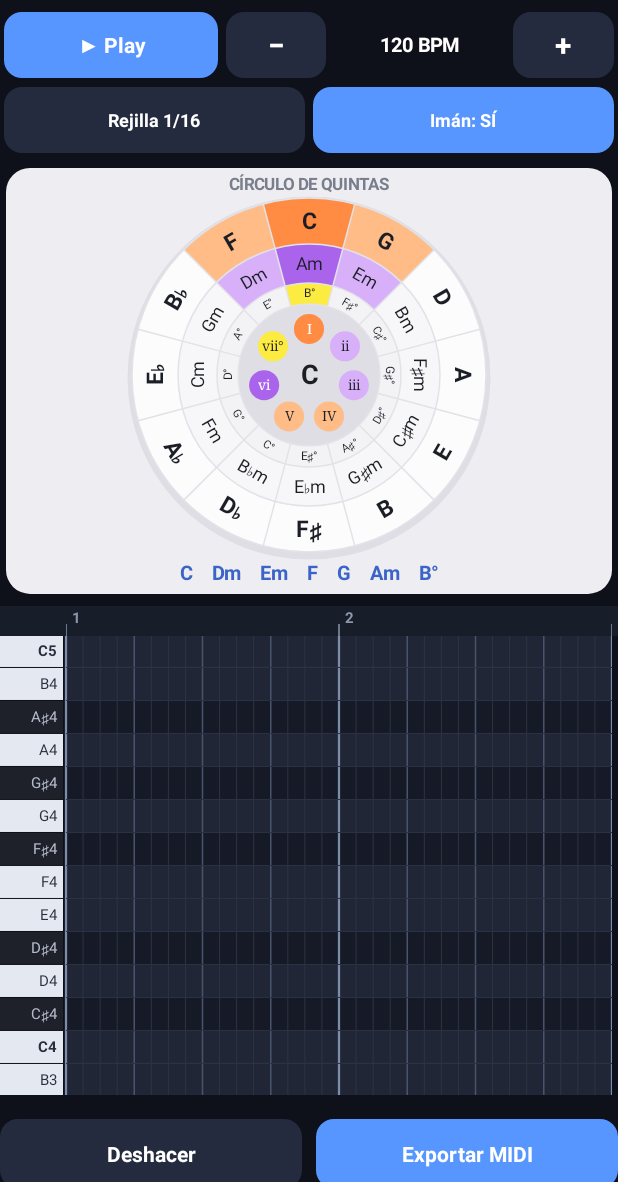
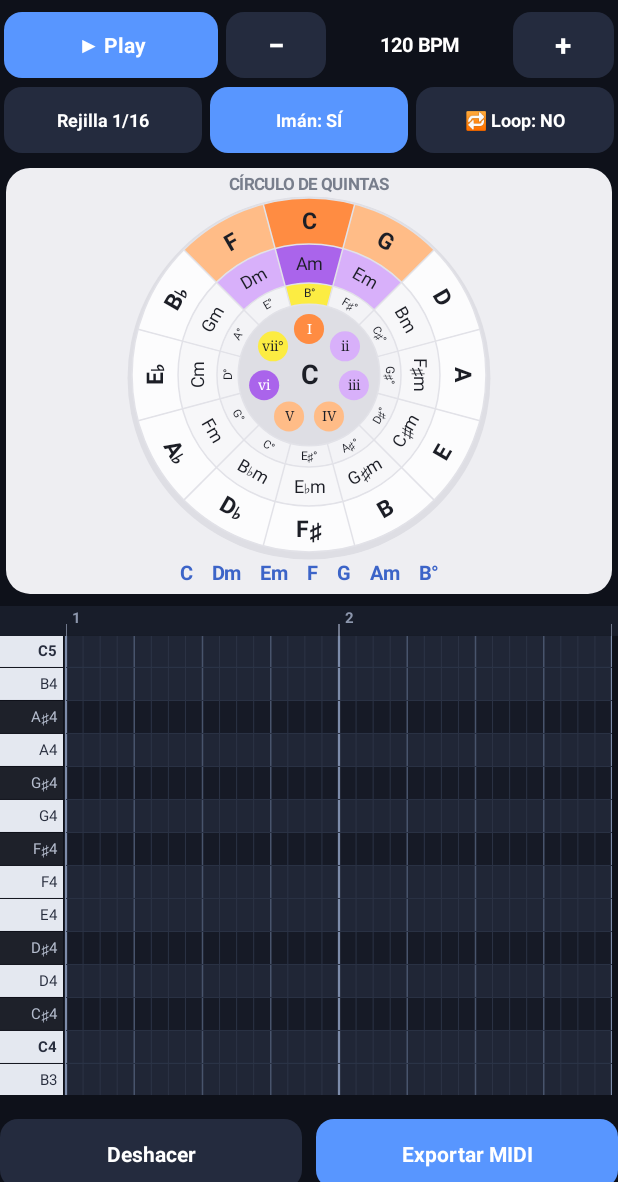
Before and after one commit to jeanmendozaobispo1991-dotcom/circulo-armonico, an Android app: the screen it shows after launch (MainActivity), on a phone screen of 412 x 824 dp, the part 54-1236 px from its top. Run offline under Robolectric (Android 15) with nearby library versions, the phone set to English and light mode, and no system bars.

Commit message:
Update MainActivity.kt

```diff
--- a/HarmonyLab/app/src/main/java/com/harmonylab/MainActivity.kt
+++ b/HarmonyLab/app/src/main/java/com/harmonylab/MainActivity.kt
@@ -20,6 +20,8 @@ class MainActivity : Activity() {
     private lateinit var bpmText: TextView
     private lateinit var gridButton: Button
     private lateinit var snapButton: Button
+    private lateinit var loopButton: Button
+    private var loopOn = false
 
     private var expanded = false
     private var bpm = 120
@@ -175,6 +177,13 @@ class MainActivity : Activity() {
             composer.snapOn = snapOn
         }
         snapButton.textSize = 12f
+        loopButton = styledButton("🔁 Loop: NO", panel) {
+            loopOn = !loopOn
+            loopButton.text = if (loopOn) "🔁 Loop: SÍ" else "🔁 Loop: NO"
+            paintButton(loopButton, if (loopOn) accent else panel)
+            composer.loop = loopOn
+        }
+        loopButton.textSize = 12f
 
         transport.addView(playButton, weight(1.5f))
         transport.addView(repeatButton("−", -1), weight(0.7f))
@@ -186,6 +195,7 @@ class MainActivity : Activity() {
         val row2 = LinearLayout(this).apply { orientation = LinearLayout.HORIZONTAL }
         row2.addView(gridButton, weight(1f))
         row2.addView(snapButton, weight(1f))
+        row2.addView(loopButton, weight(1f))
         page.addView(row2, LinearLayout.LayoutParams(-1, -2).apply { bottomMargin = dp(6) })
 
         page.addView(composer, LinearLayout.LayoutParams(-1, 0, 1f))
```
